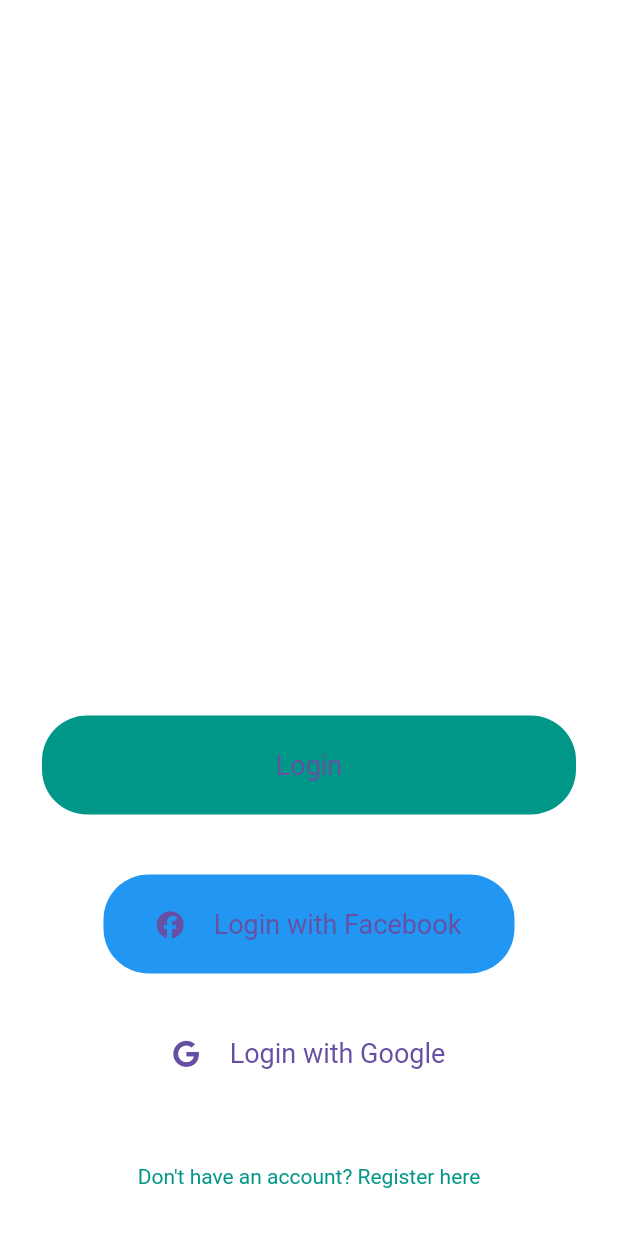
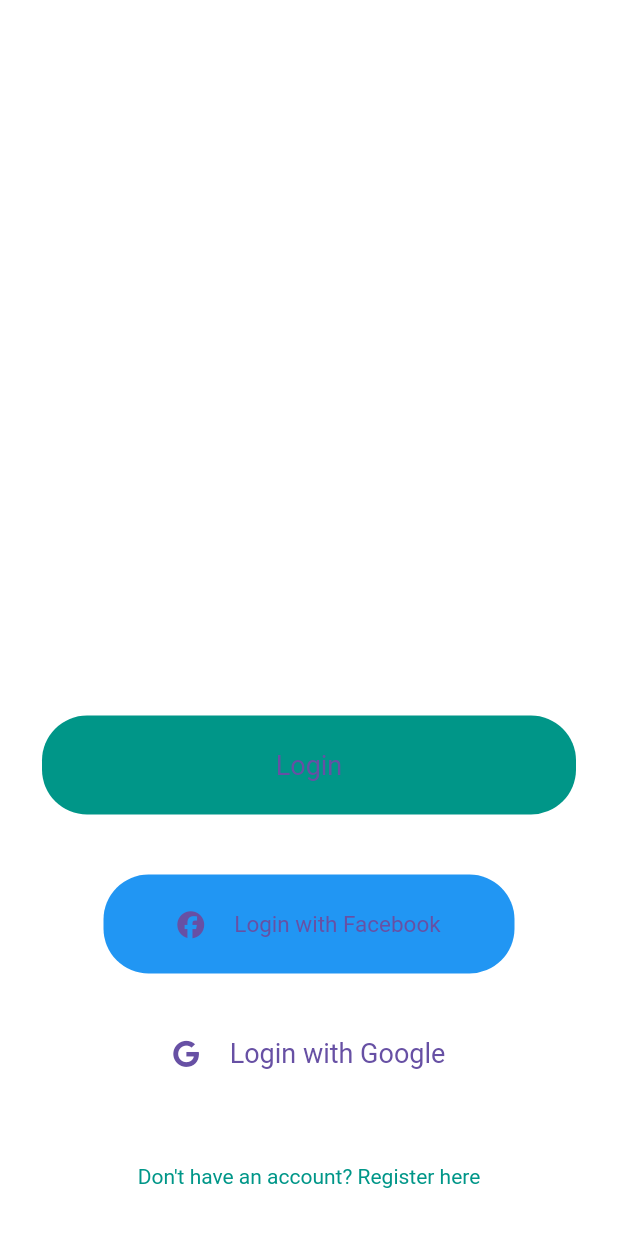
Before and after one commit to AmirBegic1/diplomski_client, a Flutter app: the screen it shows after launch, on a phone screen of 412 x 824 dp. Run offline on Flutter 3.47's test engine with Material 3 defaults, Android fonts, the phone set to English and light mode, and no system bars; our stand-ins replace assets_audio_player, firebase_auth, firebase_core, firebase_database, firebase_messaging, fluttertoast and 4 more; missing offline and left inert: assets_audio_player_web, firebase_auth_web, firebase_core_web, flutter_geofire, flutter_polyline_points, geolocator_web and 1 more; accounts and stored records are empty; Roboto replaces fonts that are missing (Brand-Bold, Zelda-Regular).

Commit message:
fixed responsivness

```diff
--- a/lib/mainscreen/loginScreen.dart
+++ b/lib/mainscreen/loginScreen.dart
@@ -121,7 +121,7 @@ class LoginScreen extends StatelessWidget {
                   shape: RoundedRectangleBorder(
                       borderRadius: BorderRadius.circular(30.0)),
                 ),
-                child: const SizedBox(
+                child: SizedBox(
                     height: 50.0,
                     width: 250,
                     child: Row(
@@ -132,8 +132,9 @@ class LoginScreen extends StatelessWidget {
                           SizedBox(width: 20),
                           Center(
                               child: Text("Login with Facebook",
+                                  overflow: TextOverflow.ellipsis,
                                   style: TextStyle(
-                                      fontSize: 18.0,
+                                      fontSize: 15.0,
                                       fontFamily: "Brand-Bold"))),
                         ])),
                 onPressed: () {},
--- a/lib/widgets/progressDialog.dart
+++ b/lib/widgets/progressDialog.dart
@@ -16,12 +16,15 @@ class ProgressDialog extends StatelessWidget {
             child: Padding(
               padding: EdgeInsets.all(15.0),
               child: Row(
+                mainAxisAlignment: MainAxisAlignment.spaceBetween,
+                crossAxisAlignment: CrossAxisAlignment.start,
                 children: [
                   SizedBox(width: 6.0),
                   CircularProgressIndicator(
                       valueColor: AlwaysStoppedAnimation<Color>(Colors.black)),
                   SizedBox(width: 26.0),
                   Text(message,
+                      overflow: TextOverflow.ellipsis,
                       style: TextStyle(color: Colors.black, fontSize: 10.0))
                 ],
               ),
```
Also changed, not shown: lib/Notifications/NotificationDialog.dart (+11 -6 lines).
